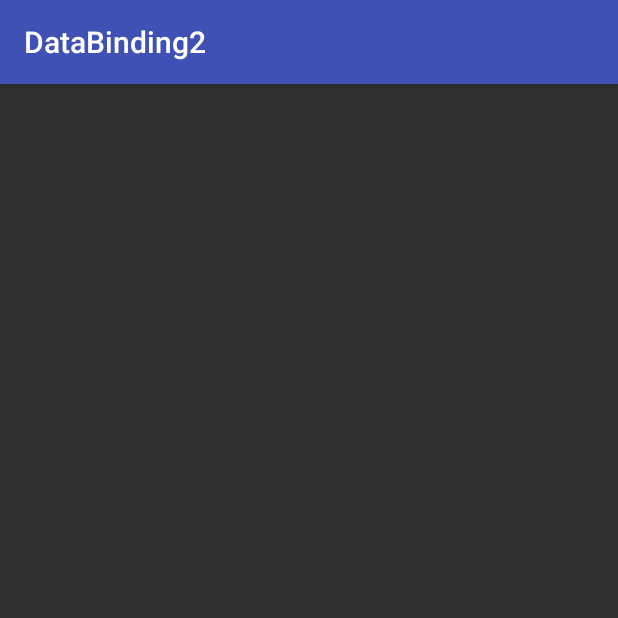
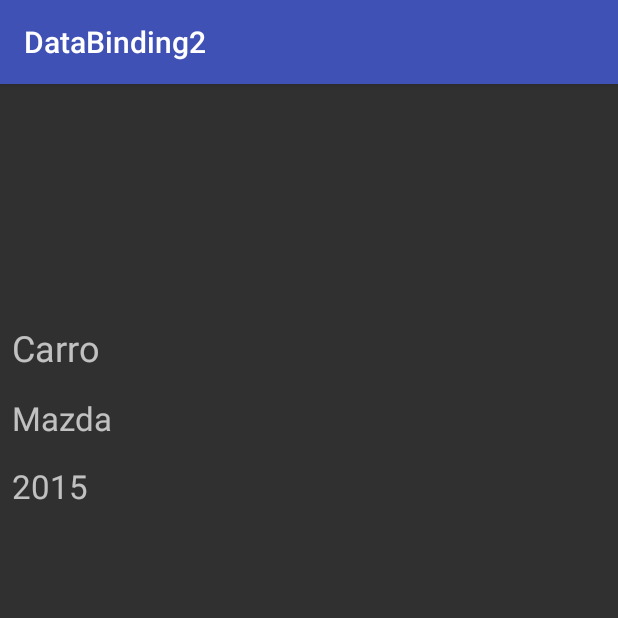
Before and after one commit to jftrujillo/DataBindingSeratic, an Android app: the screen it shows after launch (MainActivity), on a phone screen of 412 x 824 dp, the top half of it. Run offline under Robolectric (Android 15) with nearby library versions, the phone set to English and light mode, and no system bars; our stand-ins replace data binding.

Commit message:
Layout basico con dataBidnig

```diff
--- a/app/build.gradle
+++ b/app/build.gradle
@@ -23,10 +23,11 @@ android {
 }
 
 dependencies {
-    compile fileTree(dir: 'libs', include: ['*.jar'])
+    compile fileTree(include: ['*.jar'], dir: 'libs')
     androidTestCompile('com.android.support.test.espresso:espresso-core:2.2.2', {
         exclude group: 'com.android.support', module: 'support-annotations'
     })
     compile 'com.android.support:appcompat-v7:24.2.1'
     testCompile 'junit:junit:4.12'
+    compile 'com.squareup.picasso:picasso:2.5.2'
 }
--- a/app/src/main/java/com/example/jhon/databinding2/MainActivity.java
+++ b/app/src/main/java/com/example/jhon/databinding2/MainActivity.java
@@ -1,13 +1,23 @@
 package com.example.jhon.databinding2;
 
+import android.databinding.DataBindingUtil;
 import android.support.v7.app.AppCompatActivity;
 import android.os.Bundle;
+
+import com.example.jhon.databinding2.databinding.ActivityMainBinding;
+import com.example.jhon.databinding2.models.Vehiculo;
 
 public class MainActivity extends AppCompatActivity {
 
     @Override
     protected void onCreate(Bundle savedInstanceState) {
         super.onCreate(savedInstanceState);
-        setContentView(R.layout.activity_main);
+        ActivityMainBinding binding = DataBindingUtil.
+                setContentView(this,R.layout.activity_main);
+        Vehiculo vehiculo = new Vehiculo();
+        vehiculo.setMarca("Mazda");
+        vehiculo.setModelo("2015");
+        vehiculo.setTipo("Carro");
+        binding.setVehiculo(vehiculo);
     }
 }
--- a/app/src/main/res/layout/activity_main.xml
+++ b/app/src/main/res/layout/activity_main.xml
@@ -1,12 +1,61 @@
 <?xml version="1.0" encoding="utf-8"?>
-<LinearLayout
+<layout
     xmlns:android="http://schemas.android.com/apk/res/android"
     xmlns:tools="http://schemas.android.com/tools"
+    tools:context="com.example.jhon.databinding2.MainActivity"
+    xmlns:app="http://schemas.android.com/apk/res-auto"
+    >
+
+    <data>
+        <variable
+            name="vehiculo"
+            type="com.example.jhon.databinding2.models.Vehiculo"/>
+    </data>
+<LinearLayout
     android:id="@+id/activity_main"
     android:layout_width="match_parent"
     android:layout_height="match_parent"
     android:orientation="vertical"
-    tools:context="com.example.jhon.databinding2.MainActivity">
+    >
+
+    <RelativeLayout
+        android:layout_width="match_parent"
+        android:layout_height="wrap_content">
+
+        <ImageView
+            android:id="@+id/parent"
+            android:layout_width="match_parent"
+            android:layout_height="200dp"
+            android:scaleType="centerCrop"
+            />
+        <TextView
+            android:layout_width="match_parent"
+            android:layout_height="wrap_content"
+            android:layout_alignBottom="@id/parent"
+            android:textSize="24sp"
+            android:text="@{vehiculo.tipo}"
+            android:padding="8dp"
+            tools:text="Tipo"
+            />
 
 
+    </RelativeLayout>
+
+    <TextView
+        android:layout_width="match_parent"
+        android:layout_height="wrap_content"
+        android:padding="8dp"
+        android:text="@{vehiculo.marca}"
+        android:textSize="22sp"
+        tools:text="marca"
+        />
+    <TextView
+        android:layout_width="match_parent"
+        android:layout_height="wrap_content"
+        android:padding="8dp"
+        android:text="@{vehiculo.modelo}"
+        tools:text="Modelo"
+        android:textSize="22sp"
+        />
 </LinearLayout>
+</layout>
```
